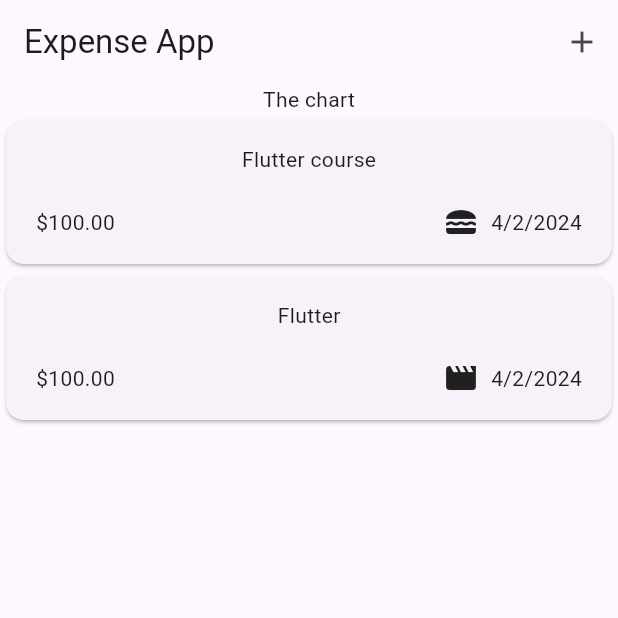
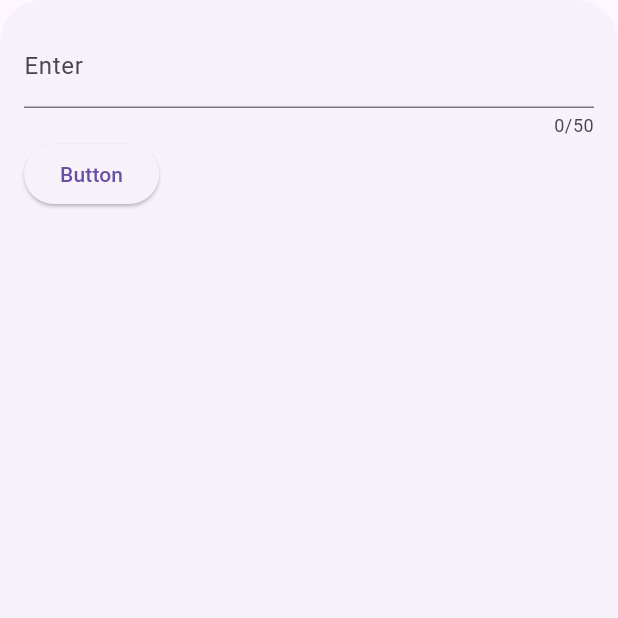
Before and after one commit to Ayomikuolatunji/expense-tracker, a Flutter app: the screen it shows after launch, after a tap on the "add" icon, on a phone screen of 412 x 824 dp, the top half of it. Run offline on Flutter 3.47's test engine with Material 3 defaults, Android fonts, the phone set to English and light mode, and no system bars.

```diff
--- a/lib/main.dart
+++ b/lib/main.dart
@@ -2,18 +2,10 @@ import 'package:flutter/material.dart';
 import 'package:net_ninja_course/widgets/expenses.dart';
 
 void main() {
-  runApp(MyApp());
+  runApp(MaterialApp(
+    theme: ThemeData(useMaterial3: true),
+    home: const Scaffold(
+      body: Expenses(),
+    ),
+  ));
 }
-
-class MyApp extends StatelessWidget {
-  @override
-  Widget build(BuildContext context) {
-    return MaterialApp(
-      title: 'Expense Tracker',
-      theme: ThemeData(
-        primarySwatch: Colors.blue,
-      ),
-      home: const Expenses(),
-    );
-  }
-}
--- a/lib/widgets/expenses.dart
+++ b/lib/widgets/expenses.dart
@@ -1,7 +1,7 @@
 import 'package:flutter/material.dart';
 import 'package:net_ninja_course/widgets/expenses_lists.dart';
 import "package:net_ninja_course/models/expense.dart";
-
+import 'package:net_ninja_course/widgets/new_expense.dart';
 class Expenses extends StatefulWidget {
   const Expenses({super.key});
 
@@ -29,7 +29,7 @@ class _Expenses extends State<Expenses> {
     showBottomSheet(
         context: context,
         builder: (ctx) {
-          return const Text("Modal bottom sheeat");
+          return const NewExpense();
         });
   }
 
--- /dev/null
+++ b/lib/widgets/new_expense.dart
@@ -0,0 +1,40 @@
+import 'package:flutter/material.dart';
+
+class NewExpense extends StatefulWidget {
+  const NewExpense({super.key});
+
+  @override
+  State<NewExpense> createState() => _NewExpense();
+}
+
+class _NewExpense extends State<NewExpense> {
+  String enteredTitle = "";
+
+  void _saveTitleInput(String inputValue) {
+    setState(() {
+      enteredTitle = inputValue;
+    });
+    print(inputValue);
+  }
+
+  @override
+  Widget build(BuildContext context) {
+    return Padding(
+      padding: const EdgeInsets.all(16),
+      child: Column(
+        children: [
+          TextField(
+            onChanged: _saveTitleInput,
+            maxLength: 50,
+            decoration: const InputDecoration(label: Text("Enter")),
+          ),
+          Row(
+            children: [
+              ElevatedButton(onPressed: () {}, child: const Text("Button"))
+            ],
+          )
+        ],
+      ),
+    );
+  }
+}
```
